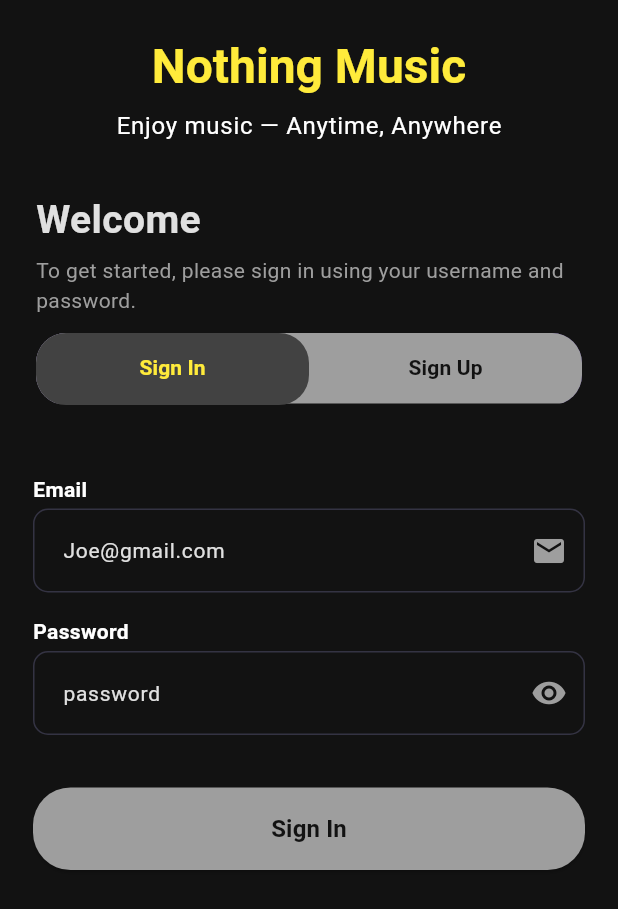
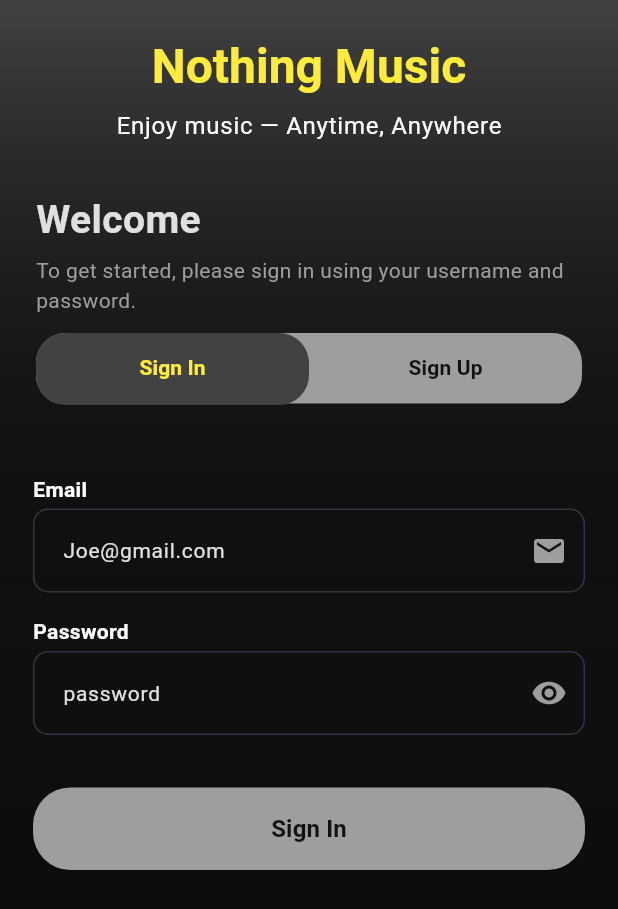
Before and after one commit to AbeerPanwar/music-player-app, a Flutter app: the screen it shows after launch, on a phone screen of 412 x 824 dp. Shown: the top 909 px of the screen. Run offline on Flutter 3.47's test engine with Material 3 defaults, Android fonts, the phone set to English and light mode, and no system bars; Roboto replaces fonts that are missing (Zain).

Commit message:
fixed launching issue and changed the background

```diff
--- a/lib/features/Auth/view/pages/auth_page.dart
+++ b/lib/features/Auth/view/pages/auth_page.dart
@@ -34,7 +34,15 @@ class _AuthScreenState extends State<AuthScreen>
   @override
   Widget build(BuildContext context) {
     return Scaffold(
-      body: SafeArea(
+      body: Container(
+        decoration: BoxDecoration(
+          gradient: LinearGradient(
+            colors: [Colors.grey.shade800, Colors.black12 , Colors.black54],
+            begin: Alignment.topCenter,
+            end: AlignmentGeometry.bottomCenter,
+          ),
+        ),
+        child: SafeArea(
           child: Column(
             children: [
               Container(
@@ -108,7 +116,10 @@ class _AuthScreenState extends State<AuthScreen>
                           dividerColor: Pallete.backgroundColor,
                           indicatorSize: TabBarIndicatorSize.tab,
                           labelColor: Pallete.gradient1,
-                        labelStyle: TextStyle(fontWeight: FontWeight.bold,fontFamily: 'Zain',),
+                          labelStyle: TextStyle(
+                            fontWeight: FontWeight.bold,
+                            fontFamily: 'Zain',
+                          ),
                           unselectedLabelColor: Pallete.backgroundColor,
                           tabs: const [
                             Tab(text: 'Sign In'),
@@ -129,6 +140,7 @@ class _AuthScreenState extends State<AuthScreen>
             ],
           ),
         ),
+      ),
     );
   }
 }
--- a/lib/main.dart
+++ b/lib/main.dart
@@ -12,7 +12,7 @@ class MyApp extends StatelessWidget {
   @override
   Widget build(BuildContext context) {
     return MaterialApp(
-      title: 'Music Player',
+      title: 'Nothing Music',
       debugShowCheckedModeBanner: false,
       theme: AppTheme.darkThemeMode,
       home: const AuthScreen(),
```
Lines whose indentation alone changed are shown as unchanged.
